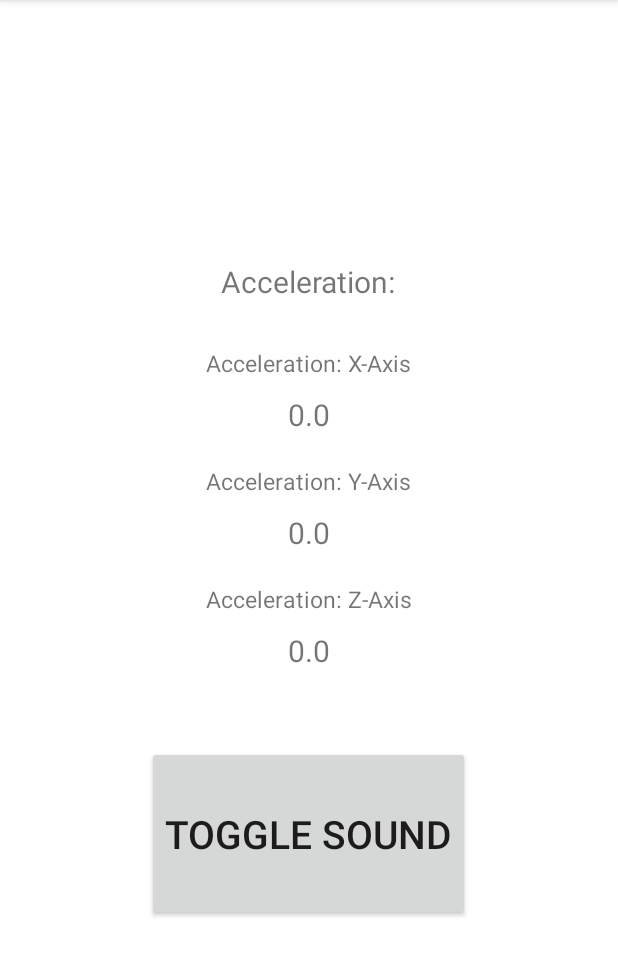
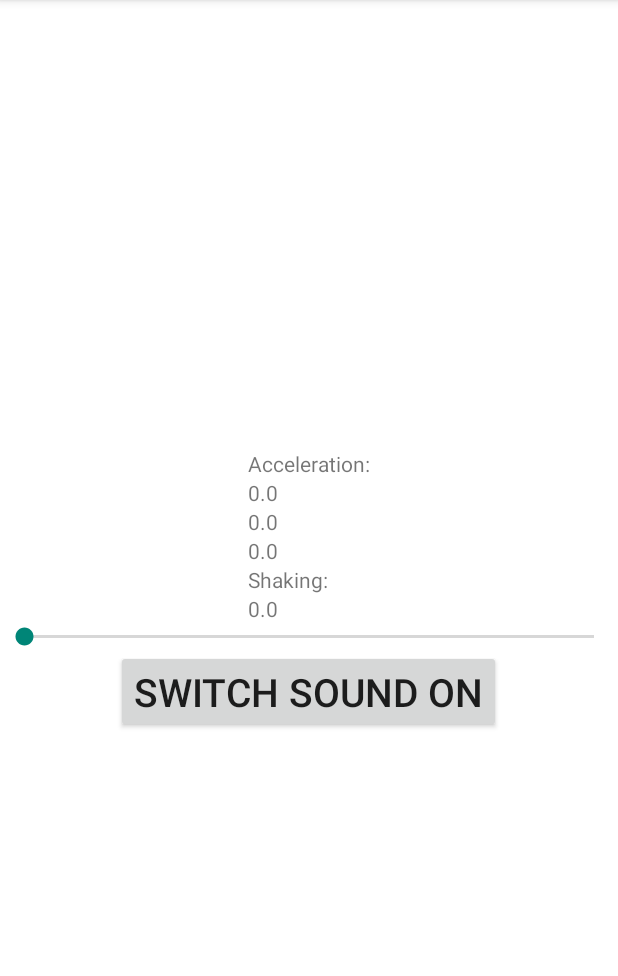
Before and after one commit to invert14/MotionSound, an Android app: the screen it shows after launch (MainActivity), on a phone screen of 412 x 824 dp, the part 84-1060 px from its top. Run offline under Robolectric (Android 15) with nearby library versions, the phone set to English and light mode, and no system bars.

Commit message:
shake detection sensitivity

```diff
--- a/app/src/main/java/pl/gda/pg/eti/motion/sound/MainActivity.java
+++ b/app/src/main/java/pl/gda/pg/eti/motion/sound/MainActivity.java
@@ -10,6 +10,8 @@ import android.support.v7.app.ActionBarActivity;
 import android.view.Menu;
 import android.view.MenuItem;
 import android.view.View;
+import android.widget.Button;
+import android.widget.SeekBar;
 import android.widget.TextView;
 import android.widget.Toast;
 
@@ -31,7 +33,9 @@ public class MainActivity extends ActionBarActivity implements SensorEventListen
 
     private final float NOISE_THRESHOLD = 1;
 
-    private TextView currentX, currentY, currentZ;
+    private TextView currentX, currentY, currentZ, currentShaking;
+    private Button soundButton;
+    private SeekBar shakeSensitivity;
 
     private AudioDevice audioDevice;
 
@@ -39,6 +43,8 @@ public class MainActivity extends ActionBarActivity implements SensorEventListen
     private Thread soundThread;
     private boolean shouldSound = false;
     private float shakeCoeff;
+    private float angle = 0;
+    private float increment;
 
     @Override
     protected void onCreate(Bundle savedInstanceState) {
@@ -48,19 +54,45 @@ public class MainActivity extends ActionBarActivity implements SensorEventListen
         initializeViews();
         getSensor();
         audioDevice = new AudioDevice();
+        increment = (float) (2 * Math.PI) * soundFrequency / audioDevice.getSampleRate();
         shakeDetectActivity = new ShakeDetectActivity(this);
         shakeDetectActivity.addListener(new ShakeDetectActivityListener() {
             @Override
             public void shakeDetected() {
                 shakeCoeff = shakeDetectActivity.getLastShakeValue();
+                updateShakingTextView(shakeCoeff);
             }
         });
+    }
+
+    private void updateShakingTextView(float shaking) {
+        currentShaking.setText(Float.toString(shaking));
     }
 
     private void initializeViews() {
         currentX = (TextView) findViewById(R.id.currentX);
         currentY = (TextView) findViewById(R.id.currentY);
         currentZ = (TextView) findViewById(R.id.currentZ);
+        currentShaking = (TextView) findViewById(R.id.currentShaking);
+        soundButton = (Button) findViewById(R.id.soundButton);
+        shakeSensitivity = (SeekBar) findViewById(R.id.shakeSensitivitySlider);
+        shakeSensitivity.setOnSeekBarChangeListener(new SeekBar.OnSeekBarChangeListener() {
+            @Override
+            public void onProgressChanged(SeekBar seekBar, int progress, boolean fromUser) {
+
+            }
+
+            @Override
+            public void onStartTrackingTouch(SeekBar seekBar) {
+
+            }
+
+            @Override
+            public void onStopTrackingTouch(SeekBar seekBar) {
+                //Toast.makeText(getApplicationContext(), "" + seekBar.getProgress(), Toast.LENGTH_SHORT).show();
+                shakeDetectActivity.setSensitivity(seekBar.getProgress());
+            }
+        });
     }
 
     protected void onResume() {
@@ -111,8 +143,7 @@ public class MainActivity extends ActionBarActivity implements SensorEventListen
 
         if (!shouldSound) {
             shouldSound = true;
-            Toast toast = Toast.makeText(getApplicationContext(), "You should hear a sound", 1500);
-            toast.show();
+            soundButton.setText("Switch sound OFF");
 
             //SoundGenerator...
 
@@ -121,20 +152,24 @@ public class MainActivity extends ActionBarActivity implements SensorEventListen
                 public void run() {
 
                     while(shouldSound) {
-                        float increment = (float) (2 * Math.PI) * soundFrequency / audioDevice.getSampleRate(); // angular increment for each sample
-                        float angle = 0;
                         float samples[] = new float[audioDevice.getBufferSize()];
 
                         for (int i = 0; i < samples.length; i++) {
-                            samples[i] = (float) Math.sin(angle) * (shakeCoeff / 20);
+                            samples[i] = (float) Math.sin(angle) * shakeCoeff;
                             angle += increment;
                         }
 
                         audioDevice.writeSamples(samples);
-                        if (shakeCoeff >= 0.1)
-                            shakeCoeff -= 0.1;
+                        if (shakeCoeff >= 0.01)
+                            shakeCoeff -= 0.01;
                         else
-                            shakeCoeff = 0.0f;
+                            shakeCoeff = 0.00f;
+                        currentShaking.post(new Runnable() {
+                            public void run() {
+                                currentShaking.setText(Float.toString(shakeCoeff));
+                            }
+                        });
+                        //MainActivity.this.updateShakingTextView(shakeCoeff);
                     }
                 }
             });
@@ -142,6 +177,7 @@ public class MainActivity extends ActionBarActivity implements SensorEventListen
 
         }
         else {
+            soundButton.setText("Switch sound ON");
             shouldSound = false;
         }
 
--- a/app/src/main/java/pl/gda/pg/eti/motion/sound/shakedetector/ShakeDetectActivity.java
+++ b/app/src/main/java/pl/gda/pg/eti/motion/sound/shakedetector/ShakeDetectActivity.java
@@ -60,7 +60,11 @@ public class ShakeDetectActivity implements SensorEventListener {
     private long lastUpdate;
     private long lastShake = 0;
 
-    private float last_x = 0, last_y=0, last_z=0;
+    private float last_x = 0, last_y = 0, last_z = 0, sensitivity = 0;
+
+    public void setSensitivity(float sensitivity) {
+        this.sensitivity = sensitivity;
+    }
 
     @Override
     public void onSensorChanged(SensorEvent event) {
@@ -97,6 +101,7 @@ public class ShakeDetectActivity implements SensorEventListener {
     private static final long MINIMUM_EACH_DIRECTION = 7;
     private static final float POSITIVE_COUNTER_THRESHOLD = (float) 0.5;
     private static final float NEGATIVE_COUNTER_THRESHOLD = (float) -0.5;
+    private static final float MAX_SHAKE_COEFF = 100.0f;
 
     public float getLastShakeValue() {
         return lastShakeValue;
@@ -136,6 +141,7 @@ public class ShakeDetectActivity implements SensorEventListener {
             lastShakeValue = Math.max(lastShakeValue, dp.x);
             lastShakeValue = Math.max(lastShakeValue, dp.y);
             lastShakeValue = Math.max(lastShakeValue, dp.z);
+            lastShakeValue = Math.min(lastShakeValue * sensitivity, MAX_SHAKE_COEFF) / MAX_SHAKE_COEFF;
         }
 //        Log.i("CHANGE", Integer.toString(x_pos) + " - " + Integer.toString(x_neg) + "  " + Integer.toString(y_pos) + " - " + Integer.toString(y_neg) + "  " + Integer.toString(z_pos) + " - " + Integer.toString(z_neg));
 
--- a/app/src/main/res/layout/activity_main.xml
+++ b/app/src/main/res/layout/activity_main.xml
@@ -7,72 +7,60 @@
     android:orientation="vertical"
     android:paddingTop="20dp" >
 
-    <TextView
+    <LinearLayout
         android:layout_width="wrap_content"
         android:layout_height="wrap_content"
-        android:layout_gravity="center"
-        android:layout_marginBottom="10dp"
-        android:text="Acceleration:"
-        android:textSize="20dp" />
+        android:orientation="vertical">
 
         <TextView
             android:layout_width="wrap_content"
             android:layout_height="wrap_content"
-        android:layout_gravity="center"
-        android:layout_marginTop="20dp"
-        android:text="Acceleration: X-Axis"
-        android:textSize="15dp" />
+            android:text="Acceleration:" />
 
         <TextView
             android:id="@+id/currentX"
             android:layout_width="wrap_content"
             android:layout_height="wrap_content"
-        android:layout_gravity="center"
-        android:layout_marginTop="10dp"
-        android:text="0.0"
-        android:textSize="20dp" />
-
-    <TextView
-        android:layout_width="wrap_content"
-        android:layout_height="wrap_content"
-        android:layout_gravity="center"
-        android:layout_marginTop="20dp"
-        android:text="Acceleration: Y-Axis"
-        android:textSize="15dp" />
+            android:text="0.0" />
 
         <TextView
             android:id="@+id/currentY"
             android:layout_width="wrap_content"
             android:layout_height="wrap_content"
-        android:layout_gravity="center"
-        android:layout_marginTop="10dp"
-        android:text="0.0"
-        android:textSize="20dp" />
-
-    <TextView
-        android:layout_width="wrap_content"
-        android:layout_height="wrap_content"
-        android:layout_gravity="center"
-        android:layout_marginTop="20dp"
-        android:text="Acceleration: Z-Axis"
-        android:textSize="15dp" />
+            android:text="0.0"/>
 
         <TextView
             android:id="@+id/currentZ"
             android:layout_width="wrap_content"
             android:layout_height="wrap_content"
-        android:layout_gravity="center"
-        android:layout_marginTop="10dp"
+            android:text="0.0"/>
+
+        <TextView
+            android:layout_width="wrap_content"
+            android:layout_height="wrap_content"
+            android:text="Shaking:"/>
+
+        <TextView
+            android:layout_width="wrap_content"
+            android:layout_height="wrap_content"
             android:text="0.0"
-        android:textSize="20dp" />
+            android:id="@+id/currentShaking"/>
+
+        </LinearLayout>
+
+    <SeekBar
+        android:id="@+id/shakeSensitivitySlider"
+        android:max="100"
+        android:layout_width="fill_parent"
+        android:layout_height="wrap_content" />
+
 
     <Button
         android:id="@+id/soundButton"
         android:layout_width="wrap_content"
         android:layout_height="wrap_content"
-        android:layout_marginTop="50dp"
-        android:text="\nTOGGLE SOUND\n"
-        android:textSize="26dp"
+        android:text="Switch sound ON"
+        android:textSize="26sp"
         android:onClick="toggleSound"/>
 
 
```
Lines whose indentation alone changed are shown as unchanged.
